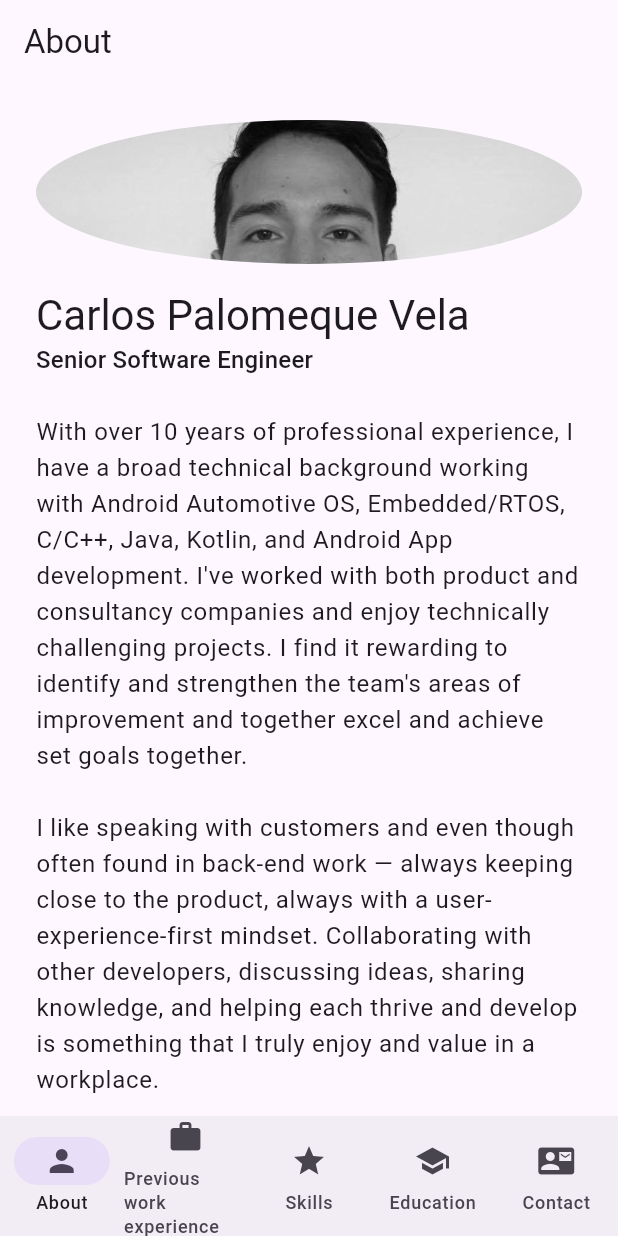
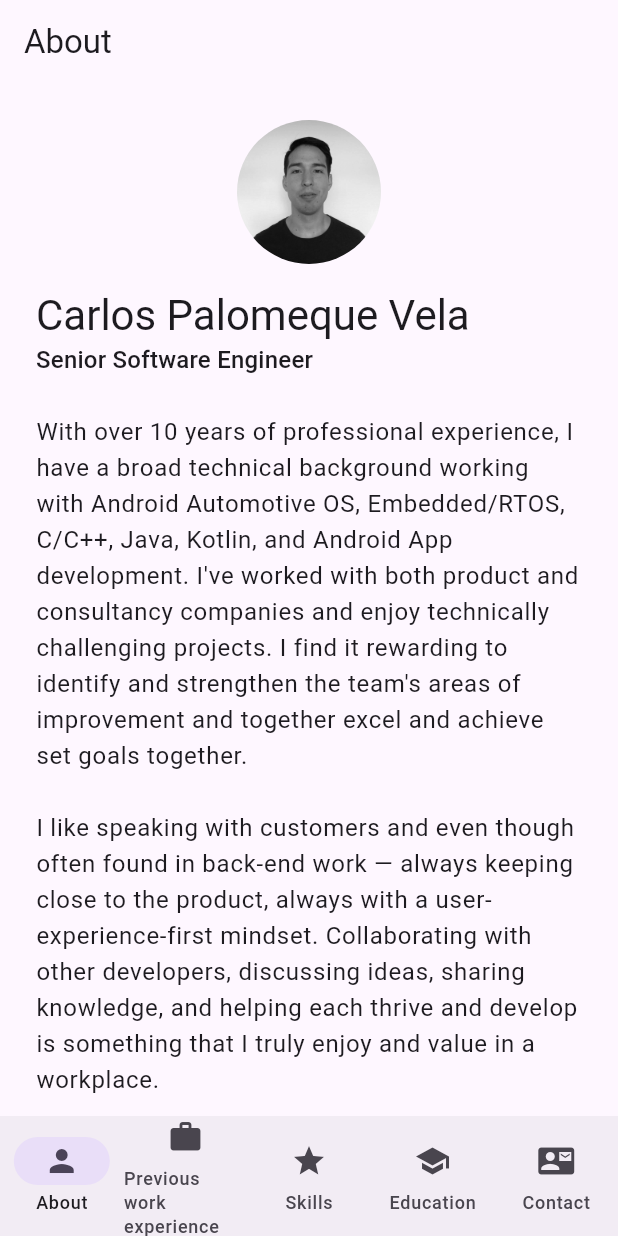
Before and after one commit to cavepv/flutterCV, a Flutter app: the screen it shows after launch, on a phone screen of 412 x 824 dp. Run offline on Flutter 3.47's test engine with Material 3 defaults, Android fonts, the phone set to English and light mode, and no system bars.

Commit message:
fix(cv_app): center avatar to stop full-width stretch
ListView forces a tight full-width constraint on its children, so the
avatar's SizedBox(width: 96) was being stretched to the viewport width
(rendering as a wide ellipse instead of a circle). Wrapping in Center
lets the avatar size itself independently of the list's width.

Co-authored-by: Copilot <223556219+Copilot@users.noreply.github.com>

```diff
--- a/cv_app/lib/screens.dart
+++ b/cv_app/lib/screens.dart
@@ -15,16 +15,18 @@ class AboutScreen extends StatelessWidget {
     return ListView(
       padding: const EdgeInsets.all(24),
       children: [
-        const ClipOval(
+        const Center(
+          // ListView forces a tight full-width constraint on children, so the
+          // avatar needs Center to be free to size itself instead of stretching.
+          child: ClipOval(
             child: SizedBox(
               width: 96,
               height: 96,
               child: Image(
                 image: AssetImage('assets/images/profile.jpg'),
                 fit: BoxFit.cover,
-              // ponytail: portrait crop is taller than the circle; anchor to
-              // the top so the face stays framed instead of a random center-crop.
                 alignment: Alignment(0, -0.6),
+              ),
             ),
           ),
         ),
```
Lines whose indentation alone changed are shown as unchanged.
